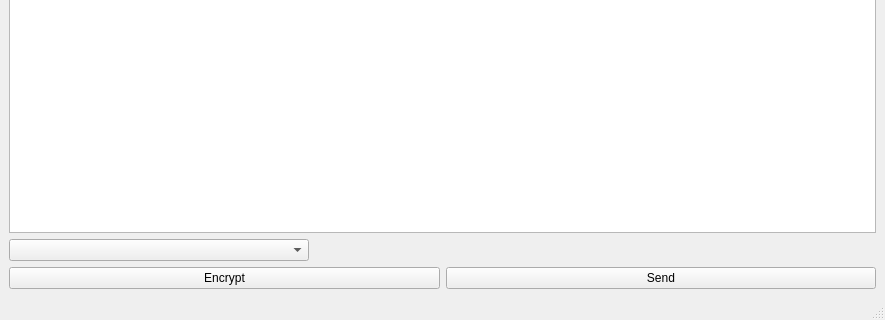
mourra950/Secure-Communication-Suite--A-Cryptography-Application-in-Python, file security.ui: the form before one commit; both pictures show x 0 to 885 and y 153 to 473 of the 885 by 473 pixel window.
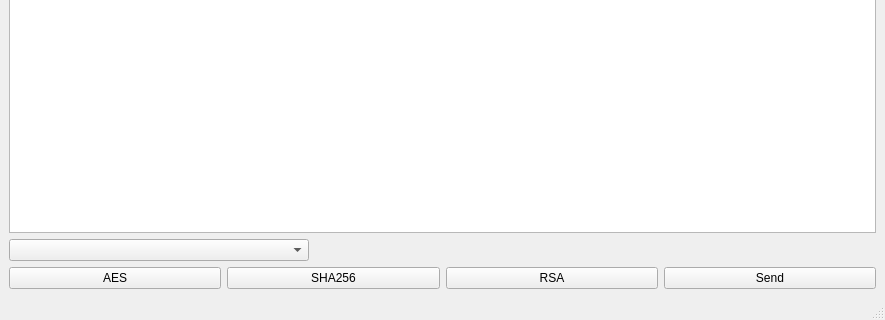
The form after the commit.

The edit to the form file:
```diff
--- a/security.ui
+++ b/security.ui
@@ -38,7 +38,21 @@
         <item>
          <widget class="QPushButton" name="EncryptButn">
           <property name="text">
-           <string>Encrypt</string>
+           <string>AES</string>
+          </property>
+         </widget>
+        </item>
+        <item>
+         <widget class="QPushButton" name="pushButton">
+          <property name="text">
+           <string>SHA256</string>
+          </property>
+         </widget>
+        </item>
+        <item>
+         <widget class="QPushButton" name="pushButton_3">
+          <property name="text">
+           <string>RSA</string>
           </property>
          </widget>
         </item>
```
